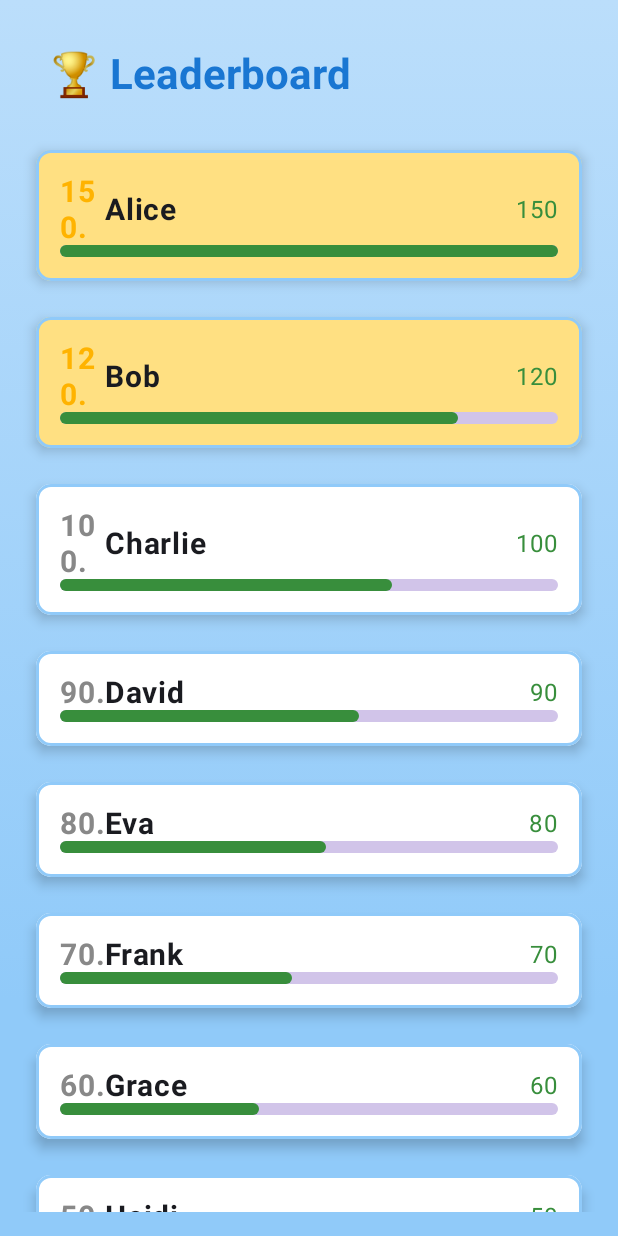
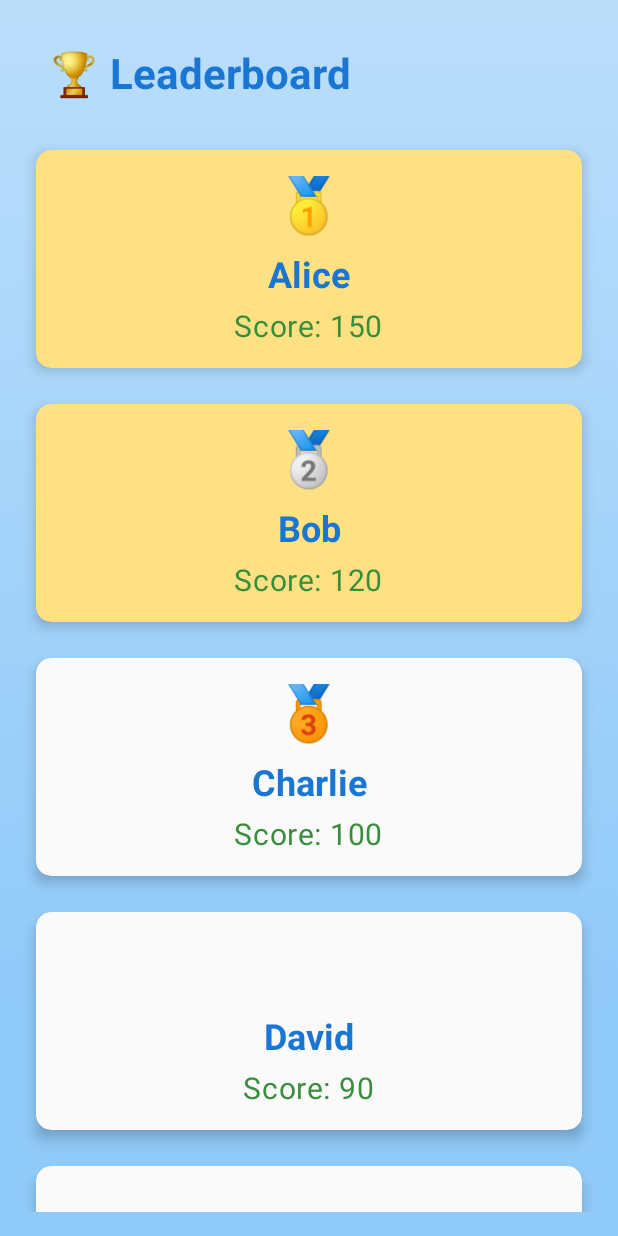
Before and after one commit to Anway001/VH24-Glitch, an Android app built with Jetpack Compose: the LeaderboardScreen screen opened through its navigation route, on a phone screen of 412 x 824 dp. Run offline under Robolectric (Android 15) with nearby library versions, the light colour scheme and no system bars.

Commit message:
not done

```diff
--- a/app/src/main/java/div/dablank/hackethonproject/LeaderboardScreen.kt
+++ b/app/src/main/java/div/dablank/hackethonproject/LeaderboardScreen.kt
@@ -1,6 +1,5 @@
 package div.dablank.hackethonproject
 
-import androidx.compose.animation.core.animateFloatAsState
 import androidx.compose.foundation.*
 import androidx.compose.foundation.layout.*
 import androidx.compose.foundation.lazy.LazyColumn
@@ -60,78 +59,62 @@ fun LeaderboardScreen(navController: NavHostController) {
         // LazyColumn for the leaderboard entries
         LazyColumn {
             items(leaderboardData.sortedByDescending { it.score }) { player ->
-                LeaderboardPlayerRow(player)
-                Spacer(modifier = Modifier.height(8.dp)) // Space between rows
+                LeaderboardPlayerCard(player)
+                Spacer(modifier = Modifier.height(8.dp)) // Space between cards
             }
         }
     }
 }
 
 @Composable
-fun LeaderboardPlayerRow(player: Player) {
-    val animatedScore by animateFloatAsState(targetValue = player.score.toFloat())
+fun LeaderboardPlayerCard(player: Player) {
+    val rank = calculateRank(player)
 
-    Surface(
+    Card(
         modifier = Modifier
             .fillMaxWidth()
             .padding(8.dp)
-            .border(2.dp, Color(0xFF90CAF9), RoundedCornerShape(10.dp))
-            .shadow(5.dp, RoundedCornerShape(10.dp))
-            .clickable { /* Navigate to player profile or details */ },
-        color = if (player.score > 100) Color(0xFFFFE082) else Color.White // Gold for top players
+            .shadow(5.dp, RoundedCornerShape(10.dp)),
+        shape = RoundedCornerShape(10.dp),
+        colors = CardDefaults.cardColors(
+            containerColor = if (player.score > 100) Color(0xFFFFE082) else Color(0xFFFAFAFA)
+        )
     ) {
-        Column(modifier = Modifier.padding(16.dp)) {
-            Row(
-                modifier = Modifier.fillMaxWidth(),
-                verticalAlignment = Alignment.CenterVertically
+        Column(
+            modifier = Modifier
+                .fillMaxWidth()
+                .padding(16.dp),
+            horizontalAlignment = Alignment.CenterHorizontally
         ) {
-                // Player Rank
+            // Medal based on rank
+            val medal = getMedal(rank)
             Text(
-                    text = "${player.score}.",
-                    style = MaterialTheme.typography.bodyLarge.copy(fontWeight = FontWeight.Bold, fontSize = 20.sp),
-                    modifier = Modifier.width(30.dp),
-                    color = if (player.score > 100) Color(0xFFFFB300) else Color.Gray // Gold for top players
+                text = medal,
+                style = MaterialTheme.typography.bodyLarge.copy(
+                    fontWeight = FontWeight.Bold,
+                    fontSize = 36.sp
+                ),
+                color = getMedalColor(rank)
             )
+
+            Spacer(modifier = Modifier.height(8.dp))
 
             // Player Name
             Text(
                 text = player.name,
-                    style = MaterialTheme.typography.bodyLarge.copy(fontWeight = FontWeight.Bold, fontSize = 20.sp),
-                    modifier = Modifier.weight(1f)
+                style = MaterialTheme.typography.headlineMedium.copy(fontWeight = FontWeight.Bold, fontSize = 24.sp),
+                color = Color(0xFF1976D2)
             )
 
-                // Player Score with animation
+            Spacer(modifier = Modifier.height(4.dp))
+
+            // Player Score
             Text(
-                    text = "${animatedScore.toInt()}",
-                    style = MaterialTheme.typography.bodyLarge.copy(color = Color(0xFF388E3C)),
-                    modifier = Modifier.padding(start = 16.dp)
+                text = "Score: ${player.score}",
+                style = MaterialTheme.typography.bodyLarge.copy(fontSize = 20.sp),
+                color = Color(0xFF388E3C)
             )
         }
-
-            // Custom Score Bar
-            CustomScoreBar(score = player.score, maxScore = 150)
-        }
-    }
-}
-
-@Composable
-fun CustomScoreBar(score: Int, maxScore: Int) {
-    // Calculate the width based on the score
-    val progress = score.toFloat() / maxScore
-
-    // Custom Score Bar using Box
-    Box(
-        modifier = Modifier
-            .fillMaxWidth()
-            .height(8.dp)
-            .background(Color(0xFFD1C4E9), RoundedCornerShape(4.dp)) // Background color
-    ) {
-        Box(
-            modifier = Modifier
-                .fillMaxHeight()
-                .fillMaxWidth(progress) // Set width based on score progress
-                .background(Color(0xFF388E3C), RoundedCornerShape(4.dp)) // Progress color
-        )
     }
 }
 
@@ -140,3 +123,34 @@ data class Player(
     val name: String,
     val score: Int
 )
+
+// Helper function to get the medal based on rank
+fun getMedal(rank: Int): String {
+    return when (rank) {
+        1 -> "🥇"
+        2 -> "🥈"
+        3 -> "🥉"
+        else -> ""
+    }
+}
+
+// Helper function to get the medal color
+fun getMedalColor(rank: Int): Color {
+    return when (rank) {
+        1 -> Color(0xFFFFD700) // Gold
+        2 -> Color(0xFFC0C0C0) // Silver
+        3 -> Color(0xFFCD7F32) // Bronze
+        else -> Color.Transparent
+    }
+}
+
+// Helper function to calculate rank based on score
+fun calculateRank(player: Player): Int {
+    // This function could be improved to calculate actual rank based on player's score in the leaderboard
+    return when (player.score) {
+        150 -> 1
+        120 -> 2
+        100 -> 3
+        else -> 4
+    }
+}
```
Lines whose indentation alone changed are shown as unchanged.
